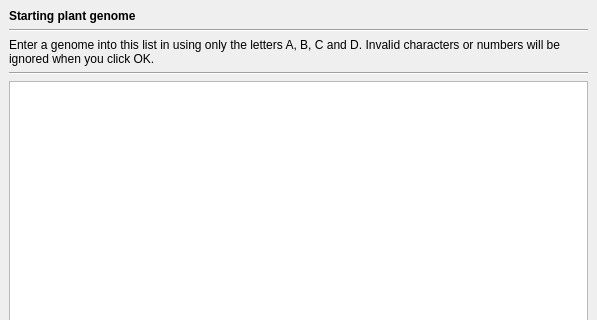
Old version of the form ui/startinggenomedialog.ui in the repository rrwick/Grovolve; both pictures show x 0 to 597 and y 0 to 320 of the 597 by 611 pixel window.
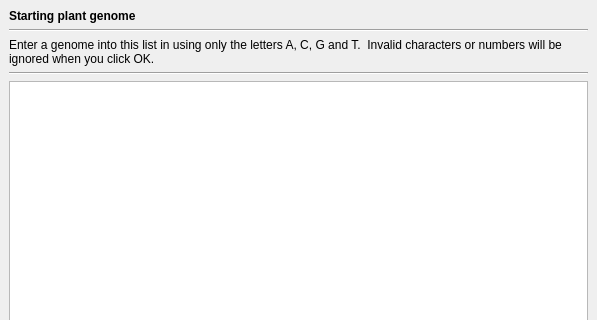
New version of the form.

Commit message: Fix starting genome dialog alphabet bug and revise info texts

```diff
--- a/ui/startinggenomedialog.ui
+++ b/ui/startinggenomedialog.ui
@@ -55,7 +55,7 @@
       <item>
        <widget class="QLabel" name="label">
         <property name="text">
-         <string>&lt;html&gt;&lt;head/&gt;&lt;body&gt;&lt;p&gt;Enter a genome into this list in using only the letters A, B, C and D.  Invalid characters or numbers will be ignored when you click OK.&lt;/p&gt;&lt;/body&gt;&lt;/html&gt;</string>
+         <string>Enter a genome into this list in using only the letters A, C, G and T.  Invalid characters or numbers will be ignored when you click OK.</string>
         </property>
         <property name="wordWrap">
          <bool>true</bool>
```
The commit also changes 3 other files.
